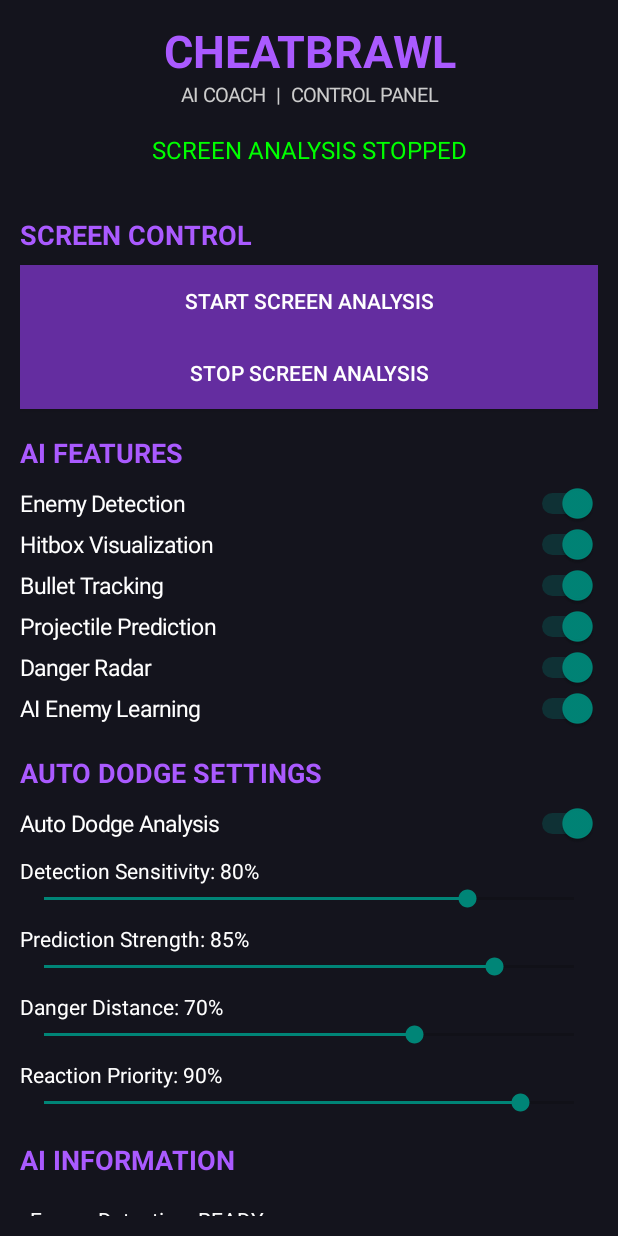
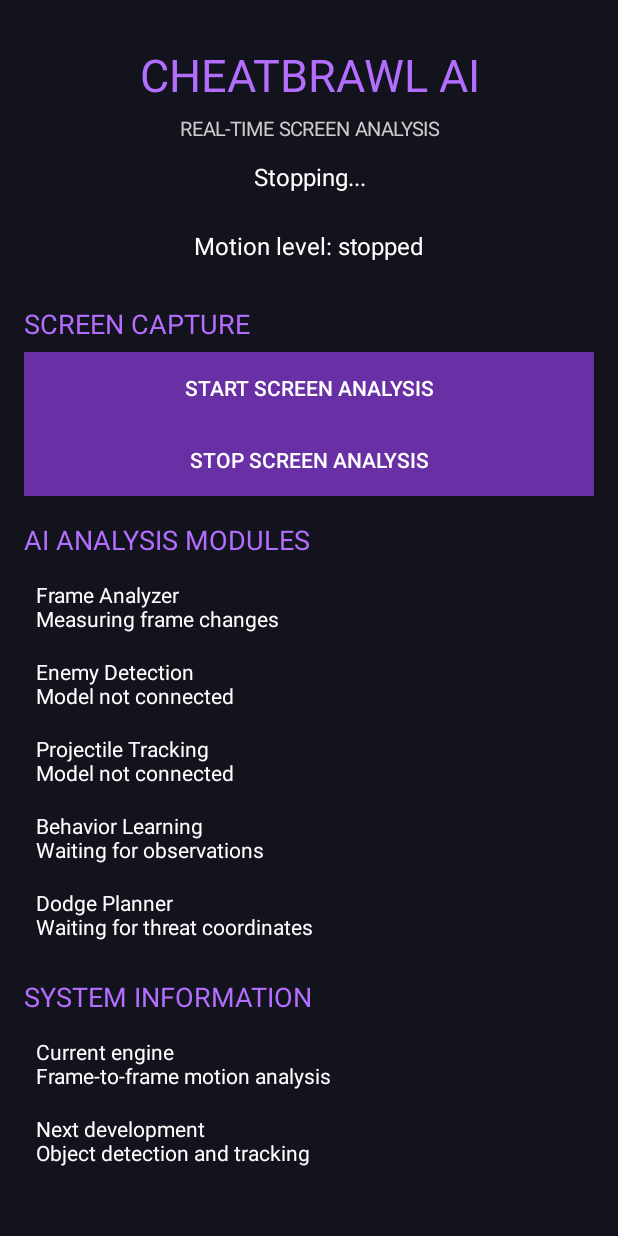
Before and after one commit to tkmsatlyk/Cheatbrawl, an Android app: the screen it shows after launch (MainActivity), after a tap on "STOP SCREEN ANALYSIS", on a phone screen of 412 x 824 dp. Run offline under Robolectric (Android 15) with nearby library versions, the phone set to English and light mode, and no system bars; 1 other tap on this screen came first.

Commit message:
Refactor MainActivity for screen capture functionality

```diff
--- a/app/src/main/java/com/example/brawlstarscoach/MainActivity.kt
+++ b/app/src/main/java/com/example/brawlstarscoach/MainActivity.kt
@@ -2,127 +2,141 @@
 package com.example.brawlstarscoach
 
 import android.app.Activity
+import android.content.BroadcastReceiver
 import android.content.Context
 import android.content.Intent
+import android.content.IntentFilter
 import android.media.projection.MediaProjectionManager
+import android.os.Build
 import android.os.Bundle
 import android.graphics.Color
 import android.view.Gravity
-import android.widget.*
-import android.graphics.Typeface
+import android.widget.Button
+import android.widget.LinearLayout
+import android.widget.ScrollView
+import android.widget.TextView
 
 class MainActivity : Activity() {
 
-    private val requestCode = 4102
+    companion object {
+        private const val REQUEST_CAPTURE = 4102
+    }
+
     private lateinit var status: TextView
-    private lateinit var prefs: android.content.SharedPreferences
+    private lateinit var motion: TextView
 
-    private val purple = Color.rgb(170, 90, 255)
-    private val dark = Color.rgb(20, 20, 29)
+    private var receiverRegistered = false
+
+    private val statusReceiver = object : BroadcastReceiver() {
+        override fun onReceive(
+            context: Context?,
+            intent: Intent?
+        ) {
+            if (intent?.action != ScreenCaptureService.ACTION_STATUS) {
+                return
+            }
+
+            val message = intent.getStringExtra(
+                ScreenCaptureService.EXTRA_MESSAGE
+            )
+
+            val score = intent.getFloatExtra(
+                ScreenCaptureService.EXTRA_MOTION,
+                -1f
+            )
+
+            if (message != null) {
+                status.text = message
+            }
+
+            if (score >= 0f) {
+                motion.text = "Motion level: ${
+                    (score * 100).toInt()
+                }%"
+            }
+        }
+    }
 
     override fun onCreate(savedInstanceState: Bundle?) {
         super.onCreate(savedInstanceState)
 
-        prefs = getSharedPreferences("cheatbrawl", MODE_PRIVATE)
-
         val root = LinearLayout(this).apply {
             orientation = LinearLayout.VERTICAL
-            setBackgroundColor(dark)
-            setPadding(20, 20, 20, 20)
+            gravity = Gravity.CENTER_HORIZONTAL
+            setPadding(24, 24, 24, 24)
+            setBackgroundColor(Color.rgb(19, 19, 29))
         }
 
         val scroll = ScrollView(this)
-        val menu = LinearLayout(this).apply {
+
+        val panel = LinearLayout(this).apply {
             orientation = LinearLayout.VERTICAL
         }
 
         val title = TextView(this).apply {
-            text = "CHEATBRAWL"
+            text = "CHEATBRAWL AI"
             textSize = 30f
-            setTextColor(purple)
-            typeface = Typeface.DEFAULT_BOLD
             gravity = Gravity.CENTER
+            setTextColor(Color.rgb(180, 110, 255))
+            setPadding(0, 20, 0, 10)
         }
 
         val subtitle = TextView(this).apply {
-            text = "AI COACH  |  CONTROL PANEL"
+            text = "REAL-TIME SCREEN ANALYSIS"
             textSize = 13f
+            gravity = Gravity.CENTER
             setTextColor(Color.LTGRAY)
-            gravity = Gravity.CENTER
         }
 
-        status = TextView(this).apply {
-            text = "SYSTEM READY"
-            textSize = 16f
-            setTextColor(Color.GREEN)
-            gravity = Gravity.CENTER
-            setPadding(0, 25, 0, 25)
+        status = createLabel("SYSTEM READY")
+        motion = createLabel("Motion level: waiting")
+
+        panel.addView(title)
+        panel.addView(subtitle)
+        panel.addView(status)
+        panel.addView(motion)
+
+        addSection(panel, "SCREEN CAPTURE")
+
+        addButton(panel, "START SCREEN ANALYSIS") {
+            requestScreenCapture()
         }
 
-        menu.addView(title)
-        menu.addView(subtitle)
-        menu.addView(status)
+        addButton(panel, "STOP SCREEN ANALYSIS") {
+            val stopIntent = Intent(
+                this,
+                ScreenCaptureService::class.java
+            ).setAction(ScreenCaptureService.ACTION_STOP)
 
-        addSection(menu, "SCREEN CONTROL")
-
-        addButton(menu, "START SCREEN ANALYSIS") {
-            val manager = getSystemService(
-                Context.MEDIA_PROJECTION_SERVICE
-            ) as MediaProjectionManager
-
-            startActivityForResult(
-                manager.createScreenCaptureIntent(),
-                requestCode
-            )
+            startService(stopIntent)
+            status.text = "Stopping..."
+            motion.text = "Motion level: stopped"
         }
 
-        addButton(menu, "STOP SCREEN ANALYSIS") {
-            startService(
-                Intent(this, ScreenCaptureService::class.java)
-                    .setAction(ScreenCaptureService.ACTION_STOP)
+        addSection(panel, "AI ANALYSIS MODULES")
+
+        addInfo(panel, "Frame Analyzer", "Measuring frame changes")
+        addInfo(panel, "Enemy Detection", "Model not connected")
+        addInfo(panel, "Projectile Tracking", "Model not connected")
+        addInfo(panel, "Behavior Learning", "Waiting for observations")
+        addInfo(panel, "Dodge Planner", "Waiting for threat coordinates")
+
+        addSection(panel, "SYSTEM INFORMATION")
+
+        addInfo(
+            panel,
+            "Current engine",
+            "Frame-to-frame motion analysis"
         )
-            status.text = "SCREEN ANALYSIS STOPPED"
-        }
 
-        addSection(menu, "AI FEATURES")
+        addInfo(
+            panel,
+            "Next development",
+            "Object detection and tracking"
+        )
 
-        addToggle(menu, "Enemy Detection", true)
-        addToggle(menu, "Hitbox Visualization", true)
-        addToggle(menu, "Bullet Tracking", true)
-        addToggle(menu, "Projectile Prediction", true)
-        addToggle(menu, "Danger Radar", true)
-        addToggle(menu, "AI Enemy Learning", true)
+        scroll.addView(panel)
 
-        addSection(menu, "AUTO DODGE SETTINGS")
-
-        addToggle(menu, "Auto Dodge Analysis", true)
-
-        addSlider(menu, "Detection Sensitivity", 80)
-        addSlider(menu, "Prediction Strength", 85)
-        addSlider(menu, "Danger Distance", 70)
-        addSlider(menu, "Reaction Priority", 90)
-
-        addSection(menu, "AI INFORMATION")
-
-        val info = TextView(this).apply {
-            text = """
-                Enemy Detection: READY
-                Hitbox Engine: WAITING
-                Projectile Engine: WAITING
-                AI Prediction: WAITING
-                Dodge Analysis: WAITING
-
-                Analysis engines must be connected
-                to the screen capture service.
-            """.trimIndent()
-            textSize = 14f
-            setTextColor(Color.WHITE)
-            setPadding(10, 15, 10, 20)
-        }
-
-        menu.addView(info)
-
-        scroll.addView(menu)
         root.addView(
             scroll,
             LinearLayout.LayoutParams(
@@ -135,96 +149,65 @@ class MainActivity : Activity() {
         setContentView(root)
     }
 
-    private fun addSection(
-        parent: LinearLayout,
-        name: String
-    ) {
-        val text = TextView(this).apply {
-            this.text = name
-            textSize = 18f
-            setTextColor(purple)
-            typeface = Typeface.DEFAULT_BOLD
-            setPadding(0, 25, 0, 12)
-        }
-        parent.addView(text)
+    private fun requestScreenCapture() {
+        val manager = getSystemService(
+            Context.MEDIA_PROJECTION_SERVICE
+        ) as MediaProjectionManager
+
+        startActivityForResult(
+            manager.createScreenCaptureIntent(),
+            REQUEST_CAPTURE
+        )
     }
 
-    private fun addToggle(
-        parent: LinearLayout,
-        name: String,
-        default: Boolean
-    ) {
-        val toggle = Switch(this).apply {
-            text = name
-            textSize = 15f
+    private fun createLabel(value: String): TextView {
+        return TextView(this).apply {
+            text = value
+            textSize = 16f
+            gravity = Gravity.CENTER
             setTextColor(Color.WHITE)
-            isChecked = prefs.getBoolean(name, default)
-
-            setOnCheckedChangeListener { _, checked ->
-                prefs.edit().putBoolean(name, checked).apply()
+            setPadding(0, 18, 0, 18)
         }
     }
 
-        parent.addView(toggle)
-    }
-
-    private fun addSlider(
+    private fun addSection(
         parent: LinearLayout,
-        name: String,
-        default: Int
+        value: String
     ) {
-        val saved = prefs.getInt(name, default)
-
         val label = TextView(this).apply {
-            text = "$name: $saved%"
-            textSize = 14f
-            setTextColor(Color.WHITE)
-            setPadding(0, 12, 0, 0)
-        }
-
-        val slider = SeekBar(this).apply {
-            max = 100
-            progress = saved
-
-            setOnSeekBarChangeListener(
-                object : SeekBar.OnSeekBarChangeListener {
-                    override fun onProgressChanged(
-                        seekBar: SeekBar?,
-                        progress: Int,
-                        fromUser: Boolean
-                    ) {
-                        label.text = "$name: $progress%"
-                        if (fromUser) {
-                            prefs.edit()
-                                .putInt(name, progress)
-                                .apply()
-                        }
-                    }
-
-                    override fun onStartTrackingTouch(
-                        seekBar: SeekBar?
-                    ) {}
-
-                    override fun onStopTrackingTouch(
-                        seekBar: SeekBar?
-                    ) {}
-                }
-            )
+            text = value
+            textSize = 18f
+            setTextColor(Color.rgb(180, 110, 255))
+            setPadding(0, 25, 0, 10)
         }
 
         parent.addView(label)
-        parent.addView(slider)
+    }
+
+    private fun addInfo(
+        parent: LinearLayout,
+        name: String,
+        description: String
+    ) {
+        val label = TextView(this).apply {
+            text = "$name\n$description"
+            textSize = 14f
+            setTextColor(Color.WHITE)
+            setPadding(12, 12, 12, 12)
+        }
+
+        parent.addView(label)
     }
 
     private fun addButton(
         parent: LinearLayout,
-        name: String,
+        value: String,
         action: () -> Unit
     ) {
         val button = Button(this).apply {
-            text = name
+            text = value
             setTextColor(Color.WHITE)
-            setBackgroundColor(Color.rgb(100, 45, 160))
+            setBackgroundColor(Color.rgb(105, 48, 165))
             setOnClickListener { action() }
         }
 
@@ -237,6 +220,38 @@ class MainActivity : Activity() {
         )
     }
 
+    override fun onResume() {
+        super.onResume()
+
+        if (!receiverRegistered) {
+            val filter = IntentFilter(
+                ScreenCaptureService.ACTION_STATUS
+            )
+
+            if (Build.VERSION.SDK_INT >= 33) {
+                registerReceiver(
+                    statusReceiver,
+                    filter,
+                    Context.RECEIVER_NOT_EXPORTED
+                )
+            } else {
+                @Suppress("DEPRECATION")
+                registerReceiver(statusReceiver, filter)
+            }
+
+            receiverRegistered = true
+        }
+    }
+
+    override fun onPause() {
+        if (receiverRegistered) {
+            unregisterReceiver(statusReceiver)
+            receiverRegistered = false
+        }
+
+        super.onPause()
+    }
+
     @Deprecated("Use Activity Result API in production")
     override fun onActivityResult(
         requestCode: Int,
@@ -245,7 +260,7 @@ class MainActivity : Activity() {
     ) {
         super.onActivityResult(requestCode, resultCode, data)
 
-        if (requestCode == this.requestCode) {
+        if (requestCode != REQUEST_CAPTURE) return
 
         if (resultCode == RESULT_OK && data != null) {
 
@@ -257,19 +272,27 @@ class MainActivity : Activity() {
                     ScreenCaptureService.EXTRA_RESULT_CODE,
                     resultCode
                 )
+
                 putExtra(
                     ScreenCaptureService.EXTRA_DATA,
                     data
                 )
             }
 
-                status.text = "STARTING SCREEN CAPTURE..."
+            status.text = "Starting capture..."
 
+            try {
+                if (Build.VERSION.SDK_INT >= 26) {
                     startForegroundService(serviceIntent)
+                } else {
+                    startService(serviceIntent)
+                }
+            } catch (e: Exception) {
+                status.text = "Start error: ${e.message}"
+            }
 
         } else {
-                status.text = "PERMISSION DENIED"
+            status.text = "Screen capture permission denied"
         }
     }
 }
-}
```
Lines whose indentation alone changed are shown as unchanged.
